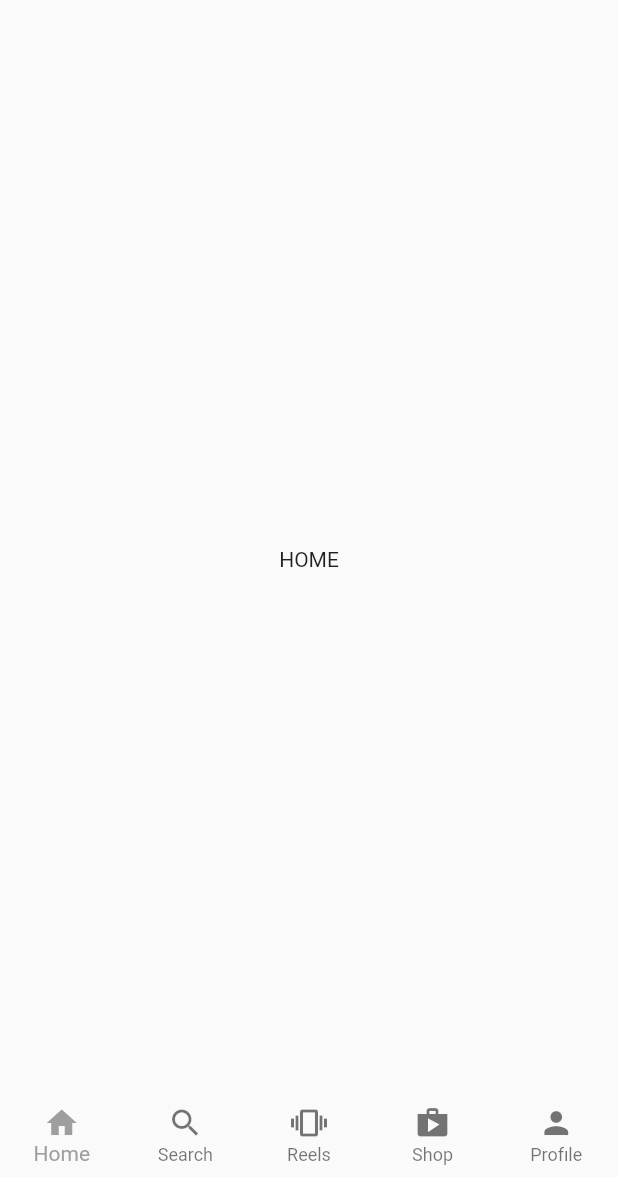
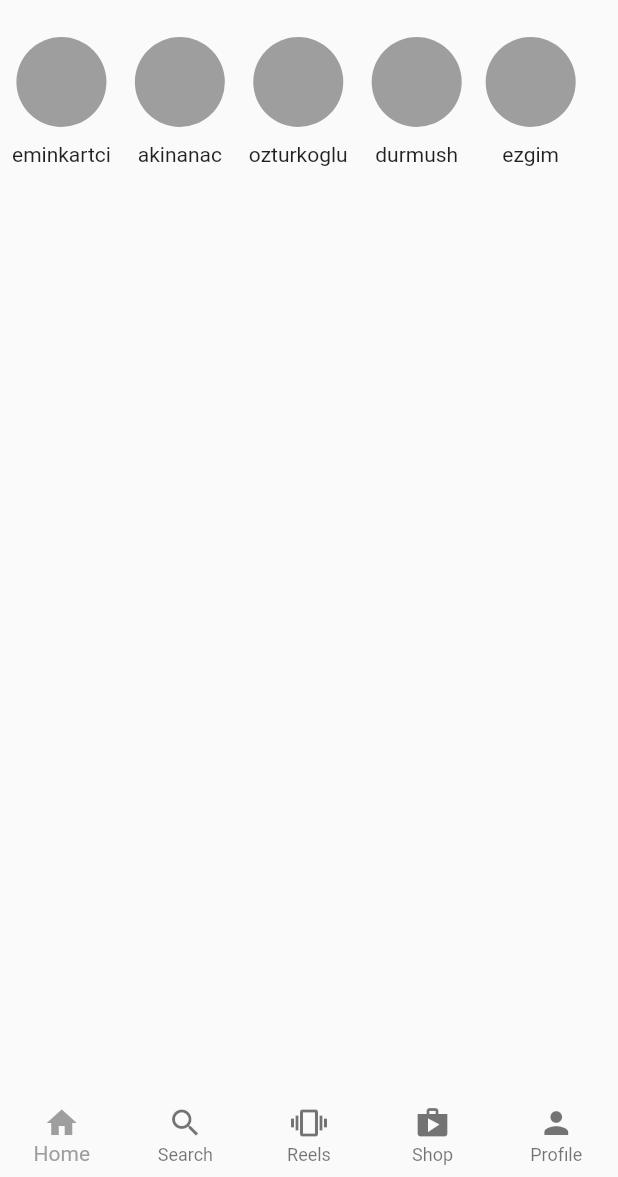
Before and after one commit to eminkartci/Flutter-Instagram-Clone, a Flutter app: the screen it shows after launch, on a phone screen of 412 x 824 dp, the part 59-1236 px from its top. Run offline on Flutter 3.47's test engine with Material 2 defaults, Android fonts, the light colour scheme and no system bars.

Commit message:
Bubble Story Kısmı Tamamlandı

```diff
--- a/instagram_clone_amean/lib/pages/home.dart
+++ b/instagram_clone_amean/lib/pages/home.dart
@@ -1,7 +1,16 @@
 import 'package:flutter/material.dart';
+import 'package:instagram_clone_amean/pages/util/bubble_stories.dart';
 
 class UserHomePage extends StatelessWidget {
-  const UserHomePage({Key? key}) : super(key: key);
+  UserHomePage({Key? key}) : super(key: key);
+
+  final List people = [
+    "eminkartci",
+    "akinanac",
+    "ozturkoglu",
+    "durmush",
+    "ezgim"
+  ];
 
   @override
   Widget build(BuildContext context) {
@@ -29,7 +38,20 @@ class UserHomePage extends StatelessWidget {
           ],
         ),
       ),
-      body: Center(child: Text("HOME")),
+      body: Column(
+        children: [
+          // Stories
+          Container(
+              height: 130,
+              child: ListView.builder(
+                scrollDirection: Axis.horizontal,
+                itemCount: people.length,
+                itemBuilder: (context, index) {
+                  return BubbleStory(username: people[index]);
+                },
+              ))
+        ],
+      ),
     );
   }
 }
--- /dev/null
+++ b/instagram_clone_amean/lib/pages/util/bubble_stories.dart
@@ -0,0 +1,31 @@
+import 'package:flutter/material.dart';
+
+class BubbleStory extends StatelessWidget {
+  final username;
+
+  // ignore: use_key_in_widget_constructors
+  const BubbleStory({required this.username});
+
+  @override
+  Widget build(BuildContext context) {
+    return Padding(
+      padding: const EdgeInsets.all(8.0),
+      child: Column(
+        children: [
+          Container(
+            width: 60,
+            height: 60,
+            decoration: const BoxDecoration(
+              shape: BoxShape.circle,
+              color: Colors.grey,
+            ),
+          ),
+          const SizedBox(
+            height: 10,
+          ),
+          Text(username)
+        ],
+      ),
+    );
+  }
+}
```
